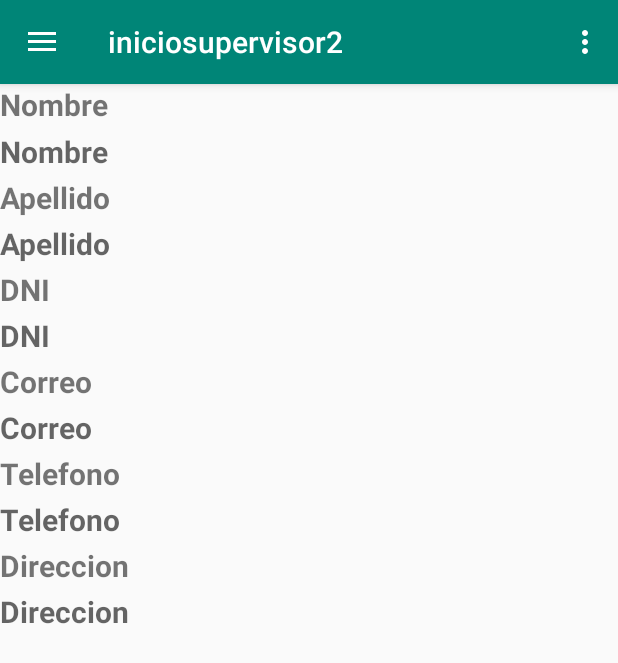
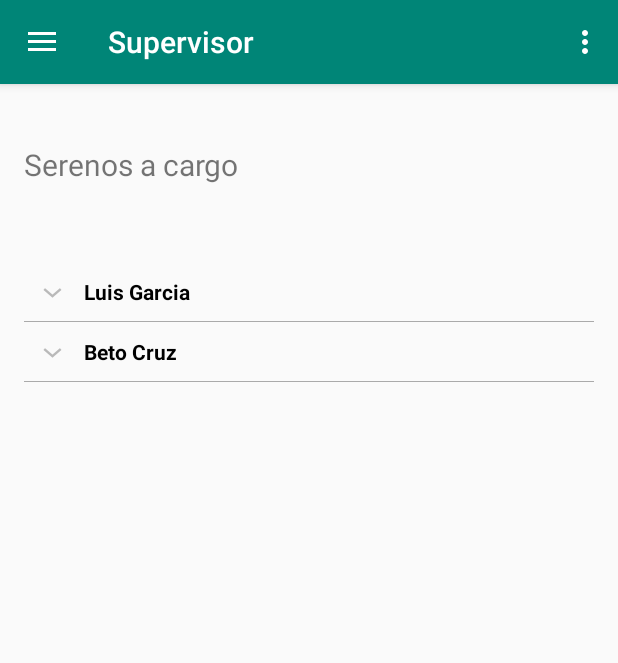
Before and after one commit to leodo28/CityAlertAQP, an Android app: the screen it shows after launch (Act_InicioSupervisor before the commit, Act_Serenos after it), in the side drawer, after a tap on "Serenos", on a phone screen of 412 x 824 dp. Shown: the top 663 px of the screen. Run offline under Robolectric (Android 15) with nearby library versions, the light colour scheme and no system bars.

Commit message:
segunda actividad

```diff
--- a/app/src/main/java/com/example/tecsup/cityalertarequipa/Actividades/Act_InicioSupervisor.java
+++ b/app/src/main/java/com/example/tecsup/cityalertarequipa/Actividades/Act_InicioSupervisor.java
@@ -1,9 +1,7 @@
 package com.example.tecsup.cityalertarequipa.Actividades;
 
+import android.content.Intent;
 import android.os.Bundle;
-import android.support.design.widget.FloatingActionButton;
-import android.support.design.widget.Snackbar;
-import android.view.View;
 import android.support.design.widget.NavigationView;
 import android.support.v4.view.GravityCompat;
 import android.support.v4.widget.DrawerLayout;
@@ -12,16 +10,20 @@ import android.support.v7.app.AppCompatActivity;
 import android.support.v7.widget.Toolbar;
 import android.view.Menu;
 import android.view.MenuItem;
+import android.widget.TextView;
 
+import com.example.tecsup.cityalertarequipa.Clases.Cls_Persona;
 import com.example.tecsup.cityalertarequipa.R;
 
 public class Act_InicioSupervisor extends AppCompatActivity
         implements NavigationView.OnNavigationItemSelectedListener {
 
+    TextView nombre,apellido,DNI,correo,telefono,direccion;
+
     @Override
     protected void onCreate(Bundle savedInstanceState) {
         super.onCreate(savedInstanceState);
-        setContentView(R.layout.activity_iniciosupervisor2);
+        setContentView(R.layout.act_iniciosupervisor);
         Toolbar toolbar = (Toolbar) findViewById(R.id.toolbar);
         setSupportActionBar(toolbar);
 
@@ -42,6 +44,22 @@ public class Act_InicioSupervisor extends AppCompatActivity
 
         NavigationView navigationView = (NavigationView) findViewById(R.id.nav_view);
         navigationView.setNavigationItemSelectedListener(this);
+
+        Cls_Persona sup = new Cls_Persona("Pepito","Dospalotes","23684505",
+                "p.dospalotes@gmail.com","948758935","psj s/n");
+        nombre = findViewById(R.id.nombre);
+        apellido = findViewById(R.id.apellido);
+        DNI = findViewById(R.id.dni);
+        correo = findViewById(R.id.correo);
+        telefono = findViewById(R.id.telefono);
+        direccion = findViewById(R.id.direccion);
+
+        nombre.setText(sup.getNombre()+"");
+        apellido.setText(sup.getApellido()+"");
+        DNI.setText(sup.getDni()+"");
+        correo.setText(sup.getCorreo()+"");
+        telefono.setText(sup.getTelefono()+"");
+        direccion.setText(sup.getDireccion()+"");
     }
 
     @Override
@@ -81,12 +99,14 @@ public class Act_InicioSupervisor extends AppCompatActivity
     public boolean onNavigationItemSelected(MenuItem item) {
         // Handle navigation view item clicks here.
         int id = item.getItemId();
-/*
-        if (id == R.id.nav_camera) {
-            // Handle the camera action
-        } else if (id == R.id.nav_gallery) {
 
-        } else if (id == R.id.nav_slideshow) {
+        if (id == R.id.inicio) {
+            Intent i = new Intent(this,Act_InicioSupervisor.class);
+            startActivity(i);
+        } else if (id == R.id.serenos) {
+            Intent i = new Intent(this,Act_Serenos.class);
+            startActivity(i);
+        }/* else if (id == R.id.nav_slideshow) {
 
         } else if (id == R.id.nav_manage) {
 
--- /dev/null
+++ b/app/src/main/java/com/example/tecsup/cityalertarequipa/Actividades/Act_Serenos.java
@@ -0,0 +1,157 @@
+package com.example.tecsup.cityalertarequipa.Actividades;
+
+import android.content.Intent;
+import android.os.Bundle;
+import android.support.annotation.NonNull;
+import android.support.design.widget.NavigationView;
+import android.support.v4.view.GravityCompat;
+import android.support.v4.widget.DrawerLayout;
+import android.support.v7.app.ActionBarDrawerToggle;
+import android.support.v7.app.AppCompatActivity;
+import android.support.v7.widget.Toolbar;
+import android.view.Menu;
+import android.view.MenuItem;
+import android.view.View;
+import android.widget.ExpandableListAdapter;
+import android.widget.ExpandableListView;
+import android.widget.Toast;
+
+import com.example.tecsup.cityalertarequipa.Adaptadores.CustomExpandableListAdapter;
+import com.example.tecsup.cityalertarequipa.Clases.Cls_Persona;
+import com.example.tecsup.cityalertarequipa.Clases.ExpandableListDataPump;
+import com.example.tecsup.cityalertarequipa.R;
+
+import java.util.ArrayList;
+import java.util.HashMap;
+import java.util.List;
+
+public class Act_Serenos extends AppCompatActivity implements NavigationView.OnNavigationItemSelectedListener {
+    ExpandableListView expandableListView;
+    ExpandableListAdapter expandableListAdapter;
+    List<String> expandableListTitle;
+    List<String> serenos = new ArrayList<String>();
+    HashMap<String, List<String>> expandableListDetail;
+
+
+    @Override
+    protected void onCreate(Bundle savedInstanceState) {
+        super.onCreate(savedInstanceState);
+        setContentView(R.layout.activity_serenos);
+        Toolbar toolbar = (Toolbar) findViewById(R.id.toolbar);
+        setSupportActionBar(toolbar);
+
+        Cls_Persona p1 = new Cls_Persona("Luis","Garcia","48743655",
+                "luis@gmail.com","9475849554","psj s/n");
+        Cls_Persona p2 = new Cls_Persona("Beto","Cruz","632438844",
+                "beto@gmail.com","9873432984","psj s/n");
+        serenos.add(p1.getNombre()+" "+p1.getApellido());
+        serenos.add(p2.getNombre()+" "+p2.getApellido());
+
+        DrawerLayout drawer = (DrawerLayout) findViewById(R.id.drawer_layout2);
+        ActionBarDrawerToggle toggle = new ActionBarDrawerToggle(
+                this, drawer, toolbar, R.string.navigation_drawer_open, R.string.navigation_drawer_close);
+        drawer.addDrawerListener(toggle);
+        toggle.syncState();
+
+        NavigationView navigationView = (NavigationView) findViewById(R.id.nav_view);
+        navigationView.setNavigationItemSelectedListener(this);
+        expandableListView = (ExpandableListView) findViewById(R.id.expandableListView);
+        expandableListDetail = ExpandableListDataPump.getData(serenos);
+        expandableListTitle = new ArrayList<String>(expandableListDetail.keySet());
+        expandableListAdapter = new CustomExpandableListAdapter(this, expandableListTitle, expandableListDetail);
+        expandableListView.setAdapter(expandableListAdapter);
+        expandableListView.setOnGroupExpandListener(new ExpandableListView.OnGroupExpandListener() {
+
+            @Override
+            public void onGroupExpand(int groupPosition) {
+                Toast.makeText(getApplicationContext(),
+                        expandableListTitle.get(groupPosition) + " List Expanded.",
+                        Toast.LENGTH_SHORT).show();
+            }
+        });
+
+        expandableListView.setOnGroupCollapseListener(new ExpandableListView.OnGroupCollapseListener() {
+
+            @Override
+            public void onGroupCollapse(int groupPosition) {
+                Toast.makeText(getApplicationContext(),
+                        expandableListTitle.get(groupPosition) + " List Collapsed.",
+                        Toast.LENGTH_SHORT).show();
+
+            }
+        });
+
+        expandableListView.setOnChildClickListener(new ExpandableListView.OnChildClickListener() {
+            @Override
+            public boolean onChildClick(ExpandableListView parent, View v,
+                                        int groupPosition, int childPosition, long id) {
+                Toast.makeText(
+                        getApplicationContext(),
+                        expandableListTitle.get(groupPosition)
+                                + " -> "
+                                + expandableListDetail.get(
+                                expandableListTitle.get(groupPosition)).get(
+                                childPosition), Toast.LENGTH_SHORT
+                ).show();
+                return false;
+            }
+        });
+    }
+
+    @Override
+    public void onBackPressed() {
+        DrawerLayout drawer = (DrawerLayout) findViewById(R.id.drawer_layout2);
+        if (drawer.isDrawerOpen(GravityCompat.START)) {
+            drawer.closeDrawer(GravityCompat.START);
+        } else {
+            super.onBackPressed();
+        }
+    }
+
+    @Override
+    public boolean onCreateOptionsMenu(Menu menu) {
+        // Inflate the menu; this adds items to the action bar if it is present.
+        getMenuInflater().inflate(R.menu.iniciosupervisor2, menu);
+        return true;
+    }
+
+    @Override
+    public boolean onOptionsItemSelected(MenuItem item) {
+        // Handle action bar item clicks here. The action bar will
+        // automatically handle clicks on the Home/Up button, so long
+        // as you specify a parent activity in AndroidManifest.xml.
+        int id = item.getItemId();
+
+        //noinspection SimplifiableIfStatement
+        if (id == R.id.action_settings) {
+            return true;
+        }
+
+        return super.onOptionsItemSelected(item);
+    }
+
+    @Override
+    public boolean onNavigationItemSelected(@NonNull MenuItem menuItem) {
+        int id = menuItem.getItemId();
+
+        if (id == R.id.inicio) {
+            Intent i = new Intent(this,Act_InicioSupervisor.class);
+            startActivity(i);
+        } else if (id == R.id.serenos) {
+            Intent i = new Intent(this,Act_Serenos.class);
+            startActivity(i);
+        }/* else if (id == R.id.nav_slideshow) {
+
+        } else if (id == R.id.nav_manage) {
+
+        } else if (id == R.id.nav_share) {
+
+        } else if (id == R.id.nav_send) {
+
+        }
+*/
+        DrawerLayout drawer = (DrawerLayout) findViewById(R.id.drawer_layout2);
+        drawer.closeDrawer(GravityCompat.START);
+        return true;
+    }
+}
--- /dev/null
+++ b/app/src/main/java/com/example/tecsup/cityalertarequipa/Adaptadores/CustomExpandableListAdapter.java
@@ -0,0 +1,100 @@
+package com.example.tecsup.cityalertarequipa.Adaptadores;
+
+import java.util.HashMap;
+import java.util.List;
+import android.content.Context;
+import android.graphics.Typeface;
+import android.view.LayoutInflater;
+import android.view.View;
+import android.view.ViewGroup;
+import android.widget.BaseExpandableListAdapter;
+import android.widget.TextView;
+
+import com.example.tecsup.cityalertarequipa.R;
+
+public class CustomExpandableListAdapter extends BaseExpandableListAdapter {
+
+    private Context context;
+    private List<String> expandableListTitle;
+    private HashMap<String, List<String>> expandableListDetail;
+
+    public CustomExpandableListAdapter(Context context, List<String> expandableListTitle,
+                                       HashMap<String, List<String>> expandableListDetail) {
+        this.context = context;
+        this.expandableListTitle = expandableListTitle;
+        this.expandableListDetail = expandableListDetail;
+    }
+
+    @Override
+    public Object getChild(int listPosition, int expandedListPosition) {
+        return this.expandableListDetail.get(this.expandableListTitle.get(listPosition))
+                .get(expandedListPosition);
+    }
+
+    @Override
+    public long getChildId(int listPosition, int expandedListPosition) {
+        return expandedListPosition;
+    }
+
+    @Override
+    public View getChildView(int listPosition, final int expandedListPosition,
+                             boolean isLastChild, View convertView, ViewGroup parent) {
+        final String expandedListText = (String) getChild(listPosition, expandedListPosition);
+        if (convertView == null) {
+            LayoutInflater layoutInflater = (LayoutInflater) this.context
+                    .getSystemService(Context.LAYOUT_INFLATER_SERVICE);
+            convertView = layoutInflater.inflate(R.layout.list_item, null);
+        }
+        TextView expandedListTextView = (TextView) convertView
+                .findViewById(R.id.expandedListItem);
+        expandedListTextView.setText(expandedListText);
+        return convertView;
+    }
+
+    @Override
+    public int getChildrenCount(int listPosition) {
+        return this.expandableListDetail.get(this.expandableListTitle.get(listPosition))
+                .size();
+    }
+
+    @Override
+    public Object getGroup(int listPosition) {
+        return this.expandableListTitle.get(listPosition);
+    }
+
+    @Override
+    public int getGroupCount() {
+        return this.expandableListTitle.size();
+    }
+
+    @Override
+    public long getGroupId(int listPosition) {
+        return listPosition;
+    }
+
+    @Override
+    public View getGroupView(int listPosition, boolean isExpanded,
+                             View convertView, ViewGroup parent) {
+        String listTitle = (String) getGroup(listPosition);
+        if (convertView == null) {
+            LayoutInflater layoutInflater = (LayoutInflater) this.context.
+                    getSystemService(Context.LAYOUT_INFLATER_SERVICE);
+            convertView = layoutInflater.inflate(R.layout.list_group, null);
+        }
+        TextView listTitleTextView = (TextView) convertView
+                .findViewById(R.id.listTitle);
+        listTitleTextView.setTypeface(null, Typeface.BOLD);
+        listTitleTextView.setText(listTitle);
+        return convertView;
+    }
+
+    @Override
+    public boolean hasStableIds() {
+        return false;
+    }
+
+    @Override
+    public boolean isChildSelectable(int listPosition, int expandedListPosition) {
+        return true;
+    }
+}
--- /dev/null
+++ b/app/src/main/java/com/example/tecsup/cityalertarequipa/Clases/ExpandableListDataPump.java
@@ -0,0 +1,23 @@
+
+package com.example.tecsup.cityalertarequipa.Clases;
+
+import java.util.ArrayList;
+import java.util.HashMap;
+import java.util.List;
+
+public class ExpandableListDataPump {
+    public static HashMap<String, List<String>> getData(List<String> serenos) {
+        HashMap<String, List<String>> expandableListDetail = new HashMap<String, List<String>>();
+
+        for(int i=0;i<serenos.size();i++) {
+            List<String> sereno = new ArrayList<String>();
+            sereno.add("Activo");
+            sereno.add("Geolocalizacion");
+            sereno.add("Incidencias");
+            sereno.add("Editar");
+            sereno.add("Eliminar");
+            expandableListDetail.put(serenos.get(i), sereno);
+        }
+        return expandableListDetail;
+    }
+}
--- a/app/src/main/res/layout/activity_iniciosupervisor2.xml
+++ b/app/src/main/res/layout/activity_serenos.xml
@@ -1,15 +1,16 @@
 <?xml version="1.0" encoding="utf-8"?>
-<android.support.v4.widget.DrawerLayout xmlns:android="http://schemas.android.com/apk/res/android"
+<android.support.v4.widget.DrawerLayout
+    xmlns:android="http://schemas.android.com/apk/res/android"
     xmlns:app="http://schemas.android.com/apk/res-auto"
     xmlns:tools="http://schemas.android.com/tools"
-    android:id="@+id/drawer_layout"
+    android:id="@+id/drawer_layout2"
     android:layout_width="match_parent"
     android:layout_height="match_parent"
     android:fitsSystemWindows="true"
     tools:openDrawer="start">
 
     <include
-        layout="@layout/app_bar_iniciosupervisor2"
+        layout="@layout/app_bar_sereno"
         android:layout_width="match_parent"
         android:layout_height="match_parent" />
 
@@ -19,7 +20,7 @@
         android:layout_height="match_parent"
         android:layout_gravity="start"
         android:fitsSystemWindows="true"
-        app:headerLayout="@layout/nav_header_iniciosupervisor2"
-        app:menu="@menu/activity_iniciosupervisor2_drawer" />
+        app:headerLayout="@layout/nav_header_supervisor"
+        app:menu="@menu/menu_supervisor" />
 
 </android.support.v4.widget.DrawerLayout>
--- a/app/src/main/res/layout/app_bar_iniciosupervisor2.xml
+++ b/app/src/main/res/layout/app_bar_sereno.xml
@@ -1,10 +1,11 @@
 <?xml version="1.0" encoding="utf-8"?>
-<android.support.design.widget.CoordinatorLayout xmlns:android="http://schemas.android.com/apk/res/android"
+<android.support.design.widget.CoordinatorLayout
+    xmlns:android="http://schemas.android.com/apk/res/android"
     xmlns:app="http://schemas.android.com/apk/res-auto"
     xmlns:tools="http://schemas.android.com/tools"
     android:layout_width="match_parent"
     android:layout_height="match_parent"
-    tools:context=".Actividades.Act_InicioSupervisor">
+    >
 
     <android.support.design.widget.AppBarLayout
         android:layout_width="match_parent"
@@ -20,7 +21,8 @@
 
     </android.support.design.widget.AppBarLayout>
 
-    <include layout="@layout/content_iniciosupervisor2" />
+    <include layout="@layout/content_act_serenos" />
+
 
 
 
--- a/app/src/main/res/layout/content_iniciosupervisor2.xml
+++ b/app/src/main/res/layout/content_act_iniciosupervisor.xml
@@ -1,15 +1,22 @@
 <?xml version="1.0" encoding="utf-8"?>
-<android.support.constraint.ConstraintLayout xmlns:android="http://schemas.android.com/apk/res/android"
+<android.support.constraint.ConstraintLayout
+    xmlns:android="http://schemas.android.com/apk/res/android"
     xmlns:app="http://schemas.android.com/apk/res-auto"
     xmlns:tools="http://schemas.android.com/tools"
     android:layout_width="match_parent"
     android:layout_height="match_parent"
     app:layout_behavior="@string/appbar_scrolling_view_behavior"
     tools:context=".Actividades.Act_InicioSupervisor"
-    tools:showIn="@layout/app_bar_iniciosupervisor2">
+    tools:showIn="@layout/app_bar_inicio_supervisor">
     <LinearLayout
         android:layout_width="match_parent"
         android:layout_height="match_parent"
+        android:orientation="vertical">
+    <LinearLayout
+        android:layout_width="match_parent"
+        android:layout_height="match_parent"
+        android:layout_weight="0.5"
+        android:layout_margin="20dp"
         android:orientation="vertical">
 
         <TextView
@@ -28,8 +35,7 @@
             android:id="@+id/nombre"
             android:hint="Nombre"
             android:textAlignment="textStart"
-            android:textStyle="bold"
-            android:textSize="20sp"
+            android:textSize="15sp"
             android:layout_weight="1"/>
 
         <TextView
@@ -48,8 +54,7 @@
             android:hint="Apellido"
             android:textAlignment="textStart"
             android:id="@+id/apellido"
-            android:textStyle="bold"
-            android:textSize="20sp"
+            android:textSize="15sp"
             android:layout_weight="1"/>
 
         <TextView
@@ -68,8 +73,7 @@
             android:hint="DNI"
             android:textAlignment="textStart"
             android:id="@+id/dni"
-            android:textStyle="bold"
-            android:textSize="20sp"
+            android:textSize="15sp"
             android:layout_weight="1"
             android:inputType="number"/>
         <TextView
@@ -88,8 +92,7 @@
             android:hint="Correo"
             android:textAlignment="textStart"
             android:id="@+id/correo"
-            android:textStyle="bold"
-            android:textSize="20sp"
+            android:textSize="15sp"
             android:layout_weight="1"
             android:inputType="textEmailAddress"/>
 
@@ -109,8 +112,7 @@
             android:hint="Telefono"
             android:textAlignment="textStart"
             android:id="@+id/telefono"
-            android:textStyle="bold"
-            android:textSize="20sp"
+            android:textSize="15sp"
             android:layout_weight="1"
             android:inputType="number"/>
 
@@ -130,10 +132,10 @@
             android:hint="Direccion"
             android:textAlignment="textStart"
             android:id="@+id/direccion"
-            android:textStyle="bold"
-            android:textSize="20sp"
+            android:textSize="15sp"
             android:layout_weight="1"
             />
+    </LinearLayout>
 
         <ImageView
             android:layout_width="match_parent"
--- /dev/null
+++ b/app/src/main/res/layout/content_act_serenos.xml
@@ -0,0 +1,36 @@
+<RelativeLayout xmlns:android="http://schemas.android.com/apk/res/android"
+    xmlns:tools="http://schemas.android.com/tools"
+    android:layout_width="match_parent"
+    android:layout_height="match_parent"
+    android:paddingLeft="@dimen/activity_horizontal_margin"
+    android:paddingRight="@dimen/activity_horizontal_margin"
+    android:paddingTop="@dimen/activity_vertical_margin"
+    android:paddingBottom="@dimen/activity_vertical_margin"
+    tools:context=".Actividades.Act_Serenos"
+    tools:showIn="@layout/app_bar_inicio_supervisor">
+
+    <LinearLayout
+        android:layout_width="match_parent"
+        android:layout_height="match_parent"
+        android:orientation="vertical">
+
+        <TextView
+            android:layout_width="match_parent"
+            android:layout_height="match_parent"
+            android:layout_marginTop="80dp"
+            android:layout_weight="4"
+            android:textSize="20sp"
+            android:textAlignment="viewStart"
+            android:text="Serenos a cargo"/>
+
+        <ExpandableListView
+            android:id="@+id/expandableListView"
+            android:layout_height="match_parent"
+            android:layout_width="match_parent"
+            android:layout_weight="1"
+            android:indicatorLeft="?android:attr/expandableListPreferredItemIndicatorLeft"
+            android:divider="@android:color/darker_gray"
+            android:dividerHeight="0.5dp" />
+    </LinearLayout>
+
+</RelativeLayout>
--- /dev/null
+++ b/app/src/main/res/layout/list_group.xml
@@ -0,0 +1,13 @@
+<?xml version="1.0" encoding="utf-8"?>
+<LinearLayout xmlns:android="http://schemas.android.com/apk/res/android"
+    android:orientation="vertical" android:layout_width="match_parent"
+    android:layout_height="match_parent">
+    <TextView
+        android:id="@+id/listTitle"
+        android:layout_width="fill_parent"
+        android:layout_height="wrap_content"
+        android:paddingLeft="?android:attr/expandableListPreferredItemPaddingLeft"
+        android:textColor="@android:color/black"
+        android:paddingTop="10dp"
+        android:paddingBottom="10dp" />
+</LinearLayout>
--- a/app/src/main/res/values/strings.xml
+++ b/app/src/main/res/values/strings.xml
@@ -1,10 +1,10 @@
 <resources>
     <string name="app_name">City Alert Arequipa</string>
-    <string name="title_activity_iniciosupervisor2">iniciosupervisor2</string>
+    <string name="title_activity_iniciosupervisor2">Supervisor</string>
     <string name="navigation_drawer_open">Open navigation drawer</string>
     <string name="navigation_drawer_close">Close navigation drawer</string>
-    <string name="nav_header_title">Android Studio</string>
-    <string name="nav_header_subtitle">android.studio@android.com</string>
+    <string name="nav_header_title">Supervisor</string>
+    <string name="nav_header_subtitle">Nombre</string>
     <string name="nav_header_desc">Navigation header</string>
     <string name="action_settings">Settings</string>
 </resources>
```
Also changed, not shown: app/src/main/AndroidManifest.xml (+7 -1 lines), app/src/main/res/layout/act_iniciosupervisor.xml (added, +26 -0 lines), app/src/main/res/layout/app_bar_inicio_supervisor.xml (added, +29 -0 lines), app/src/main/res/layout/list_item.xml (added, +13 -0 lines), app/src/main/res/layout/nav_header_supervisor.xml (renamed from app/src/main/res/layout/nav_header_iniciosupervisor2.xml), app/src/main/res/menu/menu_supervisor.xml (renamed from app/src/main/res/menu/activity_iniciosupervisor2_drawer.xml).
